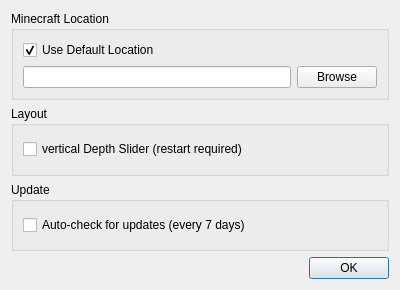
Above: settings.ui from mrkite/minutor before the change. Below: the same form after it.
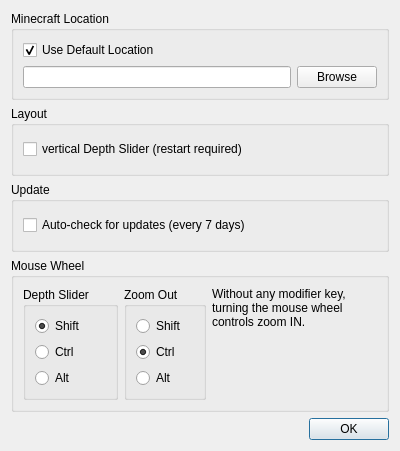
That is the form after the change.

Commit message: Mouse Wheel modifier keys are adjustable via Settings dialog

Patch:
```diff
--- a/settings.ui
+++ b/settings.ui
@@ -7,7 +7,7 @@
     <x>0</x>
     <y>0</y>
     <width>400</width>
-    <height>290</height>
+    <height>451</height>
    </rect>
   </property>
   <property name="windowTitle">
@@ -85,6 +85,94 @@
        </layout>
       </widget>
      </item>
+     <item>
+      <widget class="QGroupBox" name="groupBox">
+       <property name="title">
+        <string>Mouse Wheel</string>
+       </property>
+       <layout class="QHBoxLayout" name="horizontalLayout">
+        <item>
+         <widget class="QGroupBox" name="groupBox_2">
+          <property name="title">
+           <string>Depth Slider</string>
+          </property>
+          <layout class="QVBoxLayout" name="verticalLayout_5">
+           <item>
+            <widget class="QRadioButton" name="radioButton_depth_shift">
+             <property name="text">
+              <string>Shift</string>
+             </property>
+             <property name="checked">
+              <bool>true</bool>
+             </property>
+            </widget>
+           </item>
+           <item>
+            <widget class="QRadioButton" name="radioButton_depth_ctrl">
+             <property name="text">
+              <string>Ctrl</string>
+             </property>
+            </widget>
+           </item>
+           <item>
+            <widget class="QRadioButton" name="radioButton_depth_alt">
+             <property name="text">
+              <string>Alt</string>
+             </property>
+            </widget>
+           </item>
+          </layout>
+         </widget>
+        </item>
+        <item>
+         <widget class="QGroupBox" name="groupBox_3">
+          <property name="title">
+           <string>Zoom Out</string>
+          </property>
+          <layout class="QVBoxLayout" name="verticalLayout_6">
+           <item>
+            <widget class="QRadioButton" name="radioButton_zoom_shift">
+             <property name="text">
+              <string>Shift</string>
+             </property>
+            </widget>
+           </item>
+           <item>
+            <widget class="QRadioButton" name="radioButton_zoom_ctrl">
+             <property name="text">
+              <string>Ctrl</string>
+             </property>
+             <property name="checked">
+              <bool>true</bool>
+             </property>
+            </widget>
+           </item>
+           <item>
+            <widget class="QRadioButton" name="radioButton_zoom_alt">
+             <property name="text">
+              <string>Alt</string>
+             </property>
+            </widget>
+           </item>
+          </layout>
+         </widget>
+        </item>
+        <item>
+         <widget class="QLabel" name="label">
+          <property name="text">
+           <string>Without any modifier key, turning the mouse wheel controls zoom IN.</string>
+          </property>
+          <property name="alignment">
+           <set>Qt::AlignLeading|Qt::AlignLeft|Qt::AlignTop</set>
+          </property>
+          <property name="wordWrap">
+           <bool>true</bool>
+          </property>
+         </widget>
+        </item>
+       </layout>
+      </widget>
+     </item>
      <item>
       <widget class="QDialogButtonBox" name="buttonBox">
        <property name="orientation">
```
The commit also changes 3 other files.
